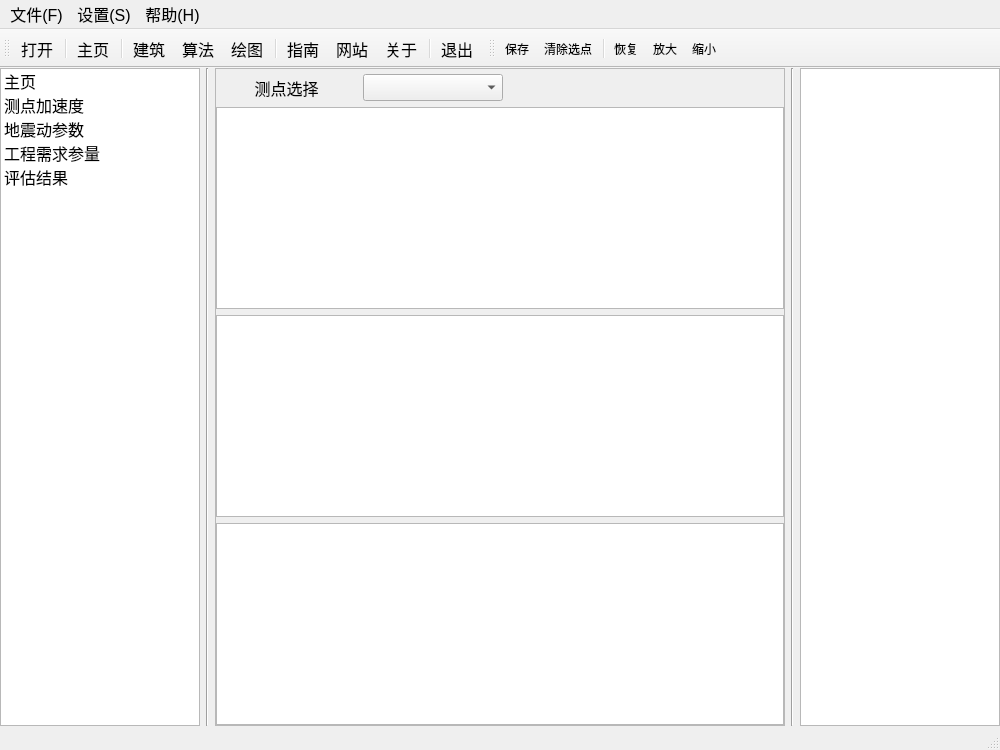
Above: src/qrest_ui/main_window.ui from DonShmily/qREST before the change. Below: the same form after it.
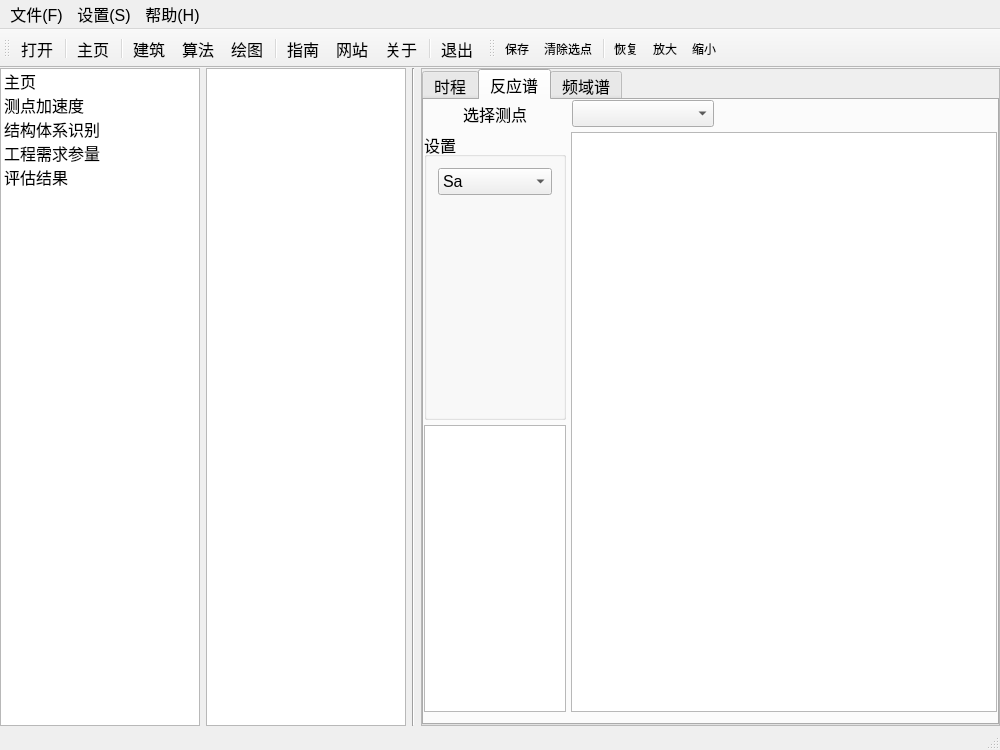
That is the form after the change. The open tabs and pages were chosen to show the change. Icons and pictures are not drawn. Custom widgets are drawn as their Qt base class.

What changed in the file:
```diff
--- a/src/qrest_ui/main_window.ui
+++ b/src/qrest_ui/main_window.ui
@@ -14,7 +14,7 @@
    <string>qREST</string>
   </property>
   <widget class="QWidget" name="centralWidget">
-   <layout class="QHBoxLayout" name="horizontalLayout" stretch="1,0,4,0,1">
+   <layout class="QHBoxLayout" name="horizontalLayout" stretch="1,1,0,4">
     <property name="spacing">
      <number>6</number>
     </property>
@@ -112,7 +112,7 @@
       </item>
       <item>
        <property name="text">
-        <string>地震动参数</string>
+        <string>结构体系识别</string>
        </property>
        <property name="toolTip">
         <string>地震动参数</string>
@@ -164,7 +164,17 @@
      </widget>
     </item>
     <item>
-     <widget class="Line" name="line">
+     <widget class="QGraphicsView" name="graph_building_model">
+      <property name="minimumSize">
+       <size>
+        <width>200</width>
+        <height>0</height>
+       </size>
+      </property>
+     </widget>
+    </item>
+    <item>
+     <widget class="Line" name="line_2">
       <property name="orientation">
        <enum>Qt::Vertical</enum>
       </property>
@@ -252,12 +262,40 @@
        </layout>
       </widget>
       <widget class="QWidget" name="stk1_acc">
+       <layout class="QHBoxLayout" name="horizontalLayout_2">
+        <property name="spacing">
+         <number>0</number>
+        </property>
+        <property name="leftMargin">
+         <number>0</number>
+        </property>
+        <property name="topMargin">
+         <number>0</number>
+        </property>
+        <property name="rightMargin">
+         <number>0</number>
+        </property>
+        <property name="bottomMargin">
+         <number>0</number>
+        </property>
+        <item>
+         <widget class="QTabWidget" name="tabWidget">
+          <property name="currentIndex">
+           <number>0</number>
+          </property>
+          <widget class="QWidget" name="tab1_acc_time">
+           <attribute name="title">
+            <string>时程</string>
+           </attribute>
        <layout class="QVBoxLayout" name="verticalLayout">
+            <property name="spacing">
+             <number>5</number>
+            </property>
         <property name="leftMargin">
          <number>0</number>
         </property>
         <property name="topMargin">
-         <number>5</number>
+             <number>0</number>
         </property>
         <property name="rightMargin">
          <number>0</number>
@@ -306,21 +344,24 @@
         </item>
        </layout>
       </widget>
-      <widget class="QWidget" name="stk2_gmp">
-       <layout class="QVBoxLayout" name="verticalLayout_2">
+          <widget class="QWidget" name="tab2_acc_response">
+           <attribute name="title">
+            <string>反应谱</string>
+           </attribute>
+           <layout class="QGridLayout" name="gridLayout_3" rowstretch="0,1,1" columnstretch="1,3">
         <property name="leftMargin">
          <number>0</number>
         </property>
         <property name="topMargin">
-         <number>5</number>
+             <number>0</number>
         </property>
         <property name="rightMargin">
          <number>0</number>
         </property>
-        <property name="bottomMargin">
-         <number>0</number>
-        </property>
-        <item>
+            <property name="spacing">
+             <number>5</number>
+            </property>
+            <item row="0" column="0" colspan="2">
          <layout class="QHBoxLayout" name="horizontalLayout_6" stretch="1,1,2">
           <item>
            <widget class="QLabel" name="label_gmp_mea">
@@ -350,29 +391,7 @@
           </item>
          </layout>
         </item>
-        <item>
-         <widget class="QTabWidget" name="tabWidget_gmp">
-          <property name="currentIndex">
-           <number>1</number>
-          </property>
-          <widget class="QWidget" name="tab_gmp1_response">
-           <attribute name="title">
-            <string>反应谱</string>
-           </attribute>
-           <layout class="QGridLayout" name="gridLayout_3" rowstretch="1,1" columnstretch="1,3">
-            <property name="leftMargin">
-             <number>0</number>
-            </property>
-            <property name="topMargin">
-             <number>5</number>
-            </property>
-            <property name="rightMargin">
-             <number>0</number>
-            </property>
-            <property name="bottomMargin">
-             <number>0</number>
-            </property>
-            <item row="0" column="0">
+            <item row="1" column="0">
              <widget class="QGroupBox" name="gBox_gmp_reponse_option">
               <property name="title">
                <string>设置</string>
@@ -423,15 +442,15 @@
               </layout>
              </widget>
             </item>
-            <item row="0" column="1" rowspan="2">
+            <item row="1" column="1" rowspan="2">
              <widget class="QChartView" name="chart_gmp_response"/>
             </item>
-            <item row="1" column="0">
+            <item row="2" column="0">
              <widget class="QTableView" name="table_gmp_response"/>
             </item>
            </layout>
           </widget>
-          <widget class="QWidget" name="tab_gmp2_fourier">
+          <widget class="QWidget" name="tab3_acc_fourier">
            <attribute name="title">
             <string>频域谱</string>
            </attribute>
@@ -652,23 +671,6 @@
       </widget>
      </widget>
     </item>
-    <item>
-     <widget class="Line" name="line_2">
-      <property name="orientation">
-       <enum>Qt::Vertical</enum>
-      </property>
-     </widget>
-    </item>
-    <item>
-     <widget class="QGraphicsView" name="graph_building_model">
-      <property name="minimumSize">
-       <size>
-        <width>200</width>
-        <height>0</height>
-       </size>
-      </property>
-     </widget>
-    </item>
    </layout>
   </widget>
   <widget class="QMenuBar" name="menuBar">
```
Left out of the diff: 31 changed lines with no effect on the pictures. Lines whose indentation alone changed are shown as unchanged.
